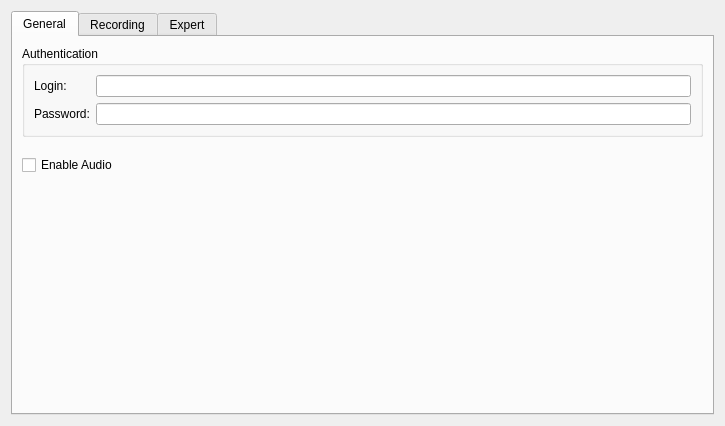
First picture: the form in client/src/ui/widgets/properties/multiple_camera_settings_widget.ui, repository networkoptix/nx_open, before the edit.
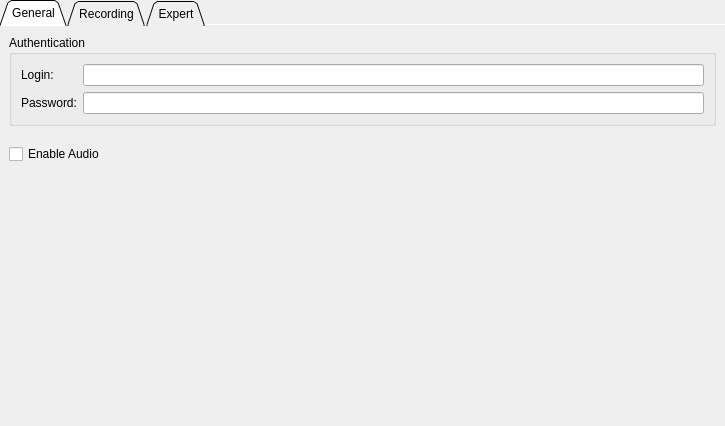
Second picture: the form after the edit. Custom widgets are drawn as their Qt base class.

Commit message:
Zero margins for tabbed dialogs.
<==== Mercurial data ====>
Branch: new_style

Diff of the .ui file:
```diff
--- a/client/src/ui/widgets/properties/multiple_camera_settings_widget.ui
+++ b/client/src/ui/widgets/properties/multiple_camera_settings_widget.ui
@@ -11,11 +11,29 @@
    </rect>
   </property>
   <layout class="QVBoxLayout" name="verticalLayout_2">
+   <property name="leftMargin">
+    <number>0</number>
+   </property>
+   <property name="topMargin">
+    <number>0</number>
+   </property>
+   <property name="rightMargin">
+    <number>0</number>
+   </property>
+   <property name="bottomMargin">
+    <number>0</number>
+   </property>
    <item>
     <widget class="QTabWidget" name="tabWidget">
+     <property name="tabShape">
+      <enum>QTabWidget::Triangular</enum>
+     </property>
      <property name="currentIndex">
       <number>0</number>
      </property>
+     <property name="documentMode">
+      <bool>true</bool>
+     </property>
      <widget class="QWidget" name="tabGeneral">
       <attribute name="title">
        <string>General</string>
```
The commit also changes 8 other files.
